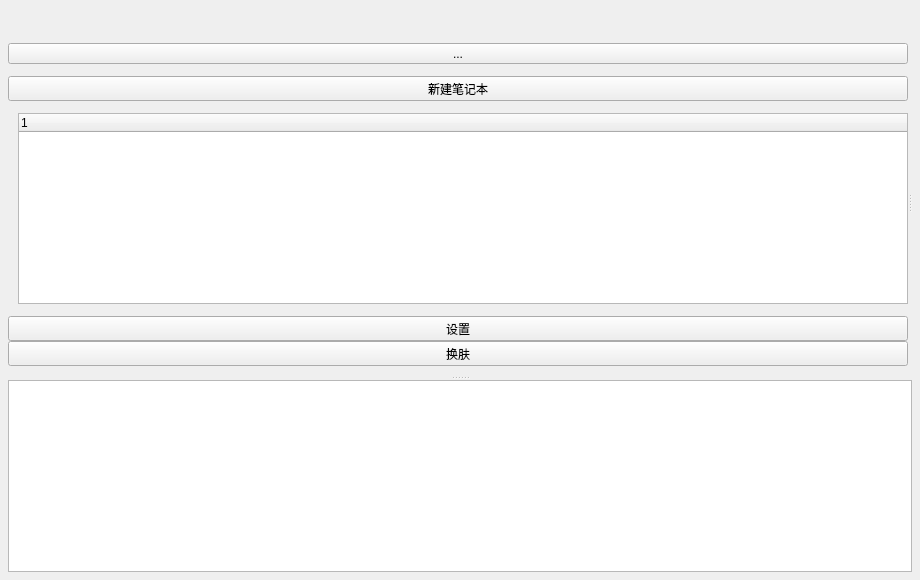
Old version of the form App/windows/mainwindow.ui in the repository kevinWu7/LifeNote.
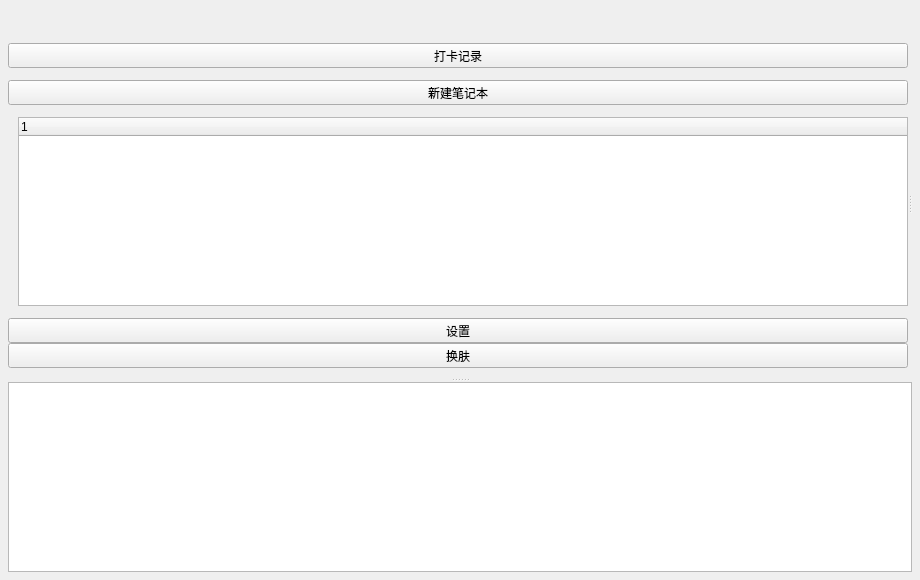
New version of the form. Custom widgets are drawn as their Qt base class.

The edit to the form file:
```diff
--- a/App/windows/mainwindow.ui
+++ b/App/windows/mainwindow.ui
@@ -66,6 +66,9 @@
        </property>
        <item>
         <widget class="QSplitter" name="mainSplitter">
+         <property name="autoFillBackground">
+          <bool>false</bool>
+         </property>
          <property name="orientation">
           <enum>Qt::Vertical</enum>
          </property>
@@ -117,7 +120,7 @@
                </sizepolicy>
               </property>
               <property name="text">
-               <string>...</string>
+               <string>打卡记录</string>
               </property>
               <property name="checkable">
                <bool>true</bool>
```
